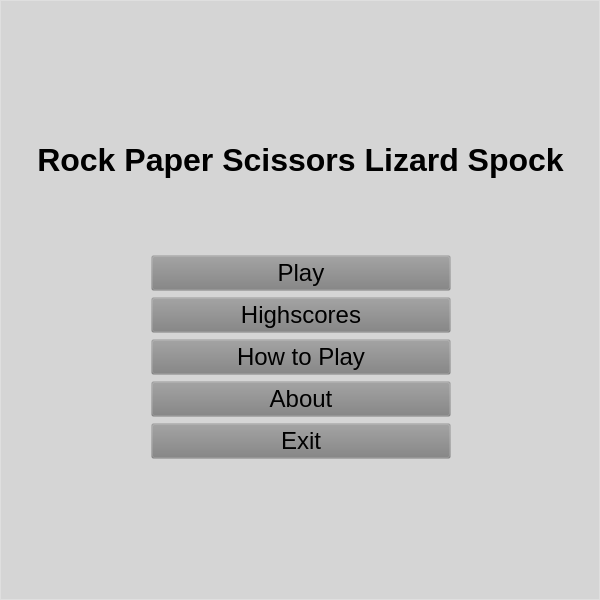
The window that src/ui/MainMenu.ui (J0w03L/QtRPSLS) describes before a commit, drawn with Qt 5.
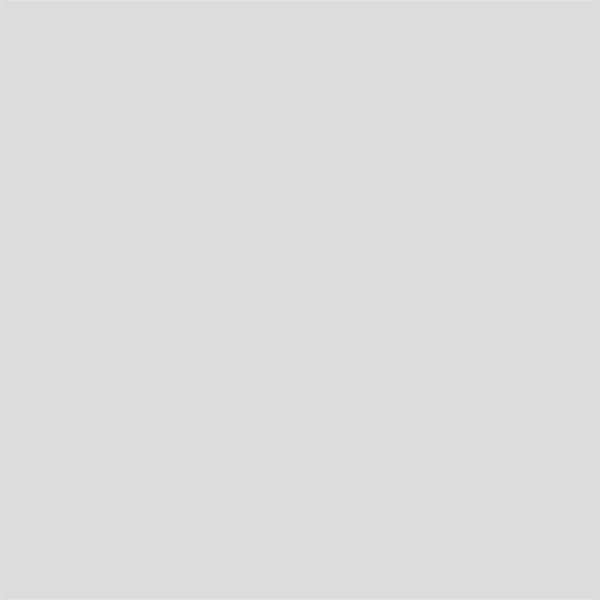
The same window after the commit. The open tabs and pages were chosen to show the change. Icons and pictures are not drawn.

The edit to the form file:
```diff
--- a/src/ui/MainMenu.ui
+++ b/src/ui/MainMenu.ui
@@ -960,6 +960,7 @@
         </layout>
        </widget>
       </widget>
+      <widget class="QWidget" name="scoresWidget"/>
      </widget>
     </item>
    </layout>
```
Left out of the diff: 2 changed lines with no effect on the pictures.
